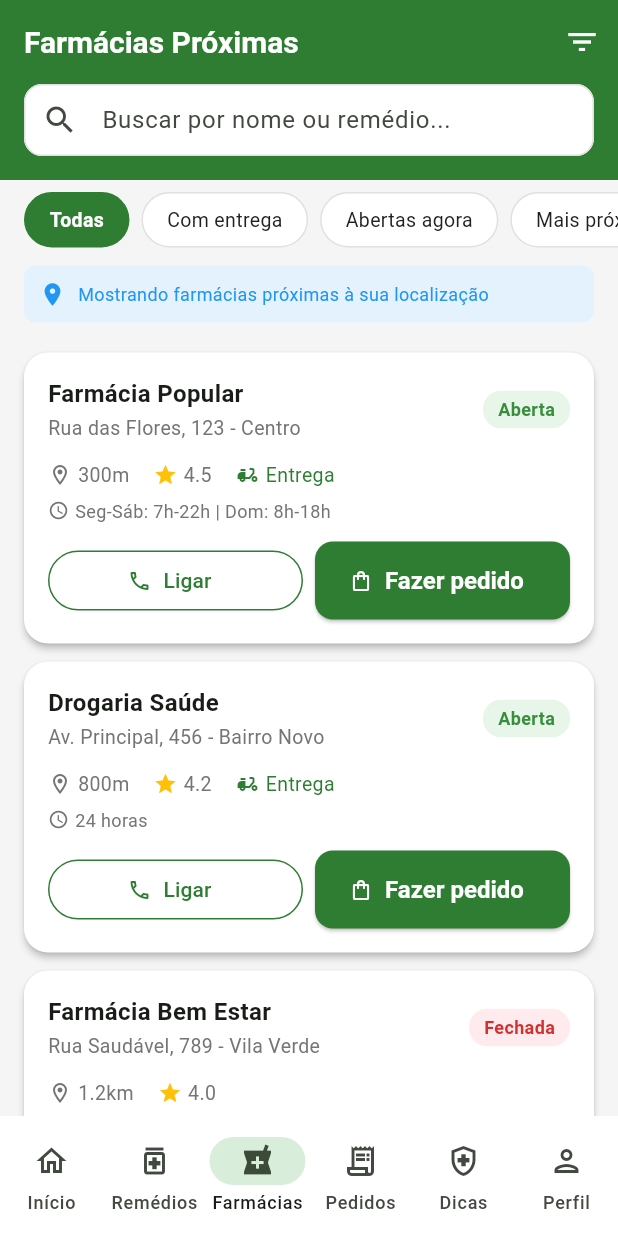
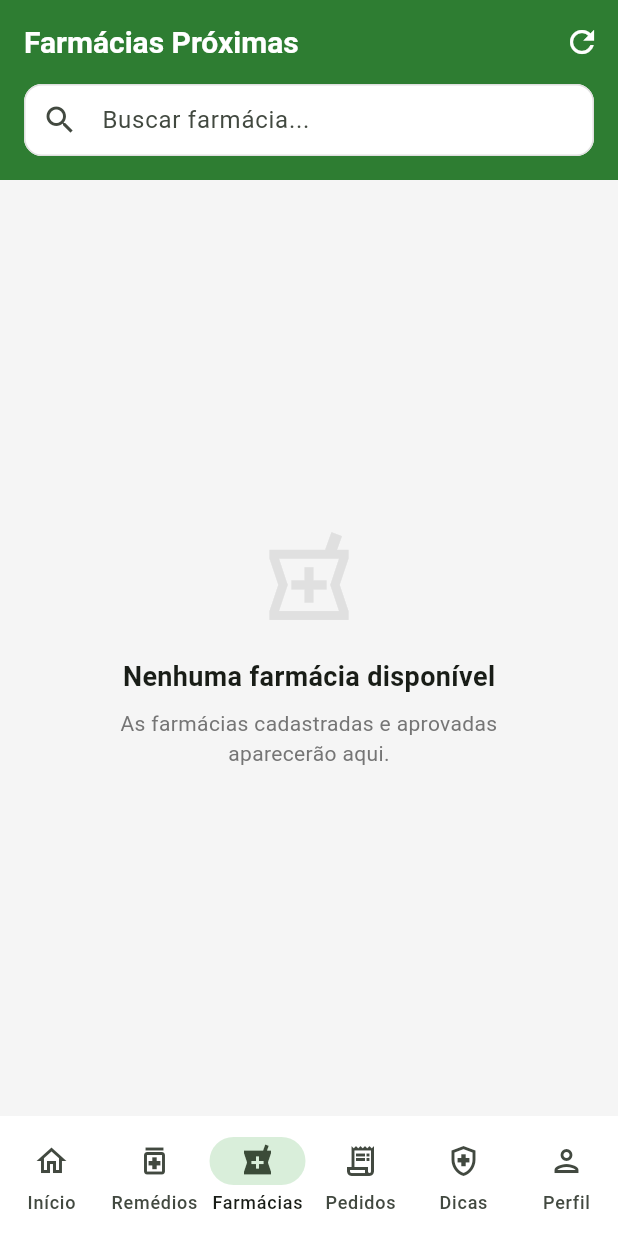
Before and after one commit to Sandro-TATTOO/farmacia-facil, a Flutter app: the PharmaciesScreen screen opened by its route, on a phone screen of 412 x 824 dp. Run offline on Flutter 3.47's test engine with Material 3 defaults, Android fonts, the phone set to English and light mode, and no system bars; our stand-ins replace cloud_firestore, firebase_auth, firebase_core, flutter_riverpod, go_router; accounts and stored records are empty.

Commit message:
Farmácias reais do Firestore na tela do usuario

```diff
--- /dev/null
+++ b/lib/providers/pharmacy_provider.dart
@@ -0,0 +1,55 @@
+import 'package:flutter/foundation.dart';
+import 'package:flutter_riverpod/flutter_riverpod.dart';
+import 'package:cloud_firestore/cloud_firestore.dart';
+import '../models/pharmacy_model.dart';
+
+class PharmacyNotifier extends Notifier<List<PharmacyModel>> {
+  final _firestore = FirebaseFirestore.instance;
+
+  @override
+  List<PharmacyModel> build() {
+    Future.microtask(loadPharmacies);
+    return [];
+  }
+
+  // Busca farmácias aprovadas e ativas do Firestore
+  Future<void> loadPharmacies() async {
+    try {
+      final snapshot = await _firestore
+          .collection('pharmacies')
+          .where('isApproved', isEqualTo: true)
+          .where('isActive',   isEqualTo: true)
+          .get();
+
+      state = snapshot.docs.map((doc) {
+        final data = doc.data();
+        return PharmacyModel(
+          id:           doc.id,
+          name:         data['name']         ?? '',
+          address:      '${data['address'] ?? ''}, ${data['city'] ?? ''} - ${data['state'] ?? ''}',
+          phone:        data['phone']         ?? '',
+          latitude:     0,
+          longitude:    0,
+          distanceKm:   0,
+          hasDelivery:  data['hasDelivery']   ?? false,
+          hasPickup:    true,
+          openingHours: data['openingHours']  ?? 'Consulte a farmácia',
+          isOpen:       true,
+          rating:       0,
+        );
+      }).toList();
+
+      _log('Farmácias carregadas: ${state.length}');
+    } catch (e) {
+      _log('Erro ao carregar farmácias: $e');
+    }
+  }
+
+  void _log(String msg) {
+    if (kDebugMode) debugPrint('[Pharmacies] $msg');
+  }
+}
+
+final pharmacyProvider = NotifierProvider<PharmacyNotifier, List<PharmacyModel>>(
+  PharmacyNotifier.new,
+);
--- a/lib/screens/user/pharmacies_screen.dart
+++ b/lib/screens/user/pharmacies_screen.dart
@@ -1,79 +1,24 @@
 import 'package:flutter/material.dart';
+import 'package:flutter_riverpod/flutter_riverpod.dart';
+import '../../providers/pharmacy_provider.dart';
 import '../../models/pharmacy_model.dart';
 import '../../app/theme.dart';
 
-class PharmaciesScreen extends StatelessWidget {
+class PharmaciesScreen extends ConsumerWidget {
   const PharmaciesScreen({super.key});
 
-  // Dados de exemplo enquanto não temos API real
-  static final List<PharmacyModel> _mockPharmacies = [
-    PharmacyModel(
-      id: '1',
-      name: 'Farmácia Popular',
-      address: 'Rua das Flores, 123 - Centro',
-      phone: '(11) 3333-1111',
-      latitude: -23.55,
-      longitude: -46.63,
-      distanceKm: 0.3,
-      hasDelivery: true,
-      hasPickup: true,
-      openingHours: 'Seg-Sáb: 7h-22h | Dom: 8h-18h',
-      isOpen: true,
-      rating: 4.5,
-    ),
-    PharmacyModel(
-      id: '2',
-      name: 'Drogaria Saúde',
-      address: 'Av. Principal, 456 - Bairro Novo',
-      phone: '(11) 3333-2222',
-      latitude: -23.56,
-      longitude: -46.64,
-      distanceKm: 0.8,
-      hasDelivery: true,
-      hasPickup: true,
-      openingHours: '24 horas',
-      isOpen: true,
-      rating: 4.2,
-    ),
-    PharmacyModel(
-      id: '3',
-      name: 'Farmácia Bem Estar',
-      address: 'Rua Saudável, 789 - Vila Verde',
-      phone: '(11) 3333-3333',
-      latitude: -23.57,
-      longitude: -46.65,
-      distanceKm: 1.2,
-      hasDelivery: false,
-      hasPickup: true,
-      openingHours: 'Seg-Sex: 8h-20h | Sáb: 8h-14h',
-      isOpen: false,
-      rating: 4.0,
-    ),
-    PharmacyModel(
-      id: '4',
-      name: 'Drogão Super',
-      address: 'Shopping Central, Loja 42',
-      phone: '(11) 3333-4444',
-      latitude: -23.54,
-      longitude: -46.62,
-      distanceKm: 1.8,
-      hasDelivery: true,
-      hasPickup: true,
-      openingHours: 'Todos os dias: 10h-22h',
-      isOpen: true,
-      rating: 4.7,
-    ),
-  ];
+  @override
+  Widget build(BuildContext context, WidgetRef ref) {
+    final pharmacies = ref.watch(pharmacyProvider);
 
-  @override
-  Widget build(BuildContext context) {
     return Scaffold(
       appBar: AppBar(
         title: const Text('Farmácias Próximas'),
         actions: [
           IconButton(
-            icon: const Icon(Icons.filter_list, color: Colors.white),
-            onPressed: () {},
+            icon: const Icon(Icons.refresh, color: Colors.white),
+            onPressed: () =>
+                ref.read(pharmacyProvider.notifier).loadPharmacies(),
           ),
         ],
       ),
@@ -85,7 +30,7 @@ class PharmaciesScreen extends StatelessWidget {
             padding: const EdgeInsets.fromLTRB(16, 0, 16, 16),
             child: TextField(
               decoration: InputDecoration(
-                hintText: 'Buscar por nome ou remédio...',
+                hintText: 'Buscar farmácia...',
                 prefixIcon: const Icon(Icons.search),
                 filled: true,
                 fillColor: Colors.white,
@@ -93,55 +38,26 @@ class PharmaciesScreen extends StatelessWidget {
                   borderRadius: BorderRadius.circular(12),
                   borderSide: BorderSide.none,
                 ),
-                contentPadding: const EdgeInsets.symmetric(horizontal: 16),
+                contentPadding:
+                    const EdgeInsets.symmetric(horizontal: 16),
               ),
-            ),
-          ),
-
-          // Filtros
-          SingleChildScrollView(
-            scrollDirection: Axis.horizontal,
-            padding: const EdgeInsets.symmetric(horizontal: 16, vertical: 8),
-            child: Row(
-              children: [
-                _FilterChip(label: 'Todas', selected: true, onTap: () {}),
-                _FilterChip(label: 'Com entrega', selected: false, onTap: () {}),
-                _FilterChip(label: 'Abertas agora', selected: false, onTap: () {}),
-                _FilterChip(label: 'Mais próximas', selected: false, onTap: () {}),
-              ],
-            ),
-          ),
-
-          // Aviso de localização
-          Container(
-            margin: const EdgeInsets.symmetric(horizontal: 16, vertical: 4),
-            padding: const EdgeInsets.all(10),
-            decoration: BoxDecoration(
-              color: Colors.blue.shade50,
-              borderRadius: BorderRadius.circular(8),
-            ),
-            child: const Row(
-              children: [
-                Icon(Icons.location_on, color: Colors.blue, size: 18),
-                SizedBox(width: 8),
-                Expanded(
-                  child: Text(
-                    'Mostrando farmácias próximas à sua localização',
-                    style: TextStyle(fontSize: 12, color: Colors.blue),
-                  ),
-                ),
-              ],
             ),
           ),
 
           // Lista de farmácias
           Expanded(
+            child: pharmacies.isEmpty
+                ? const _EmptyPharmacies()
+                : RefreshIndicator(
+                    onRefresh: () => ref
+                        .read(pharmacyProvider.notifier)
+                        .loadPharmacies(),
                     child: ListView.builder(
                       padding: const EdgeInsets.all(16),
-              itemCount: _mockPharmacies.length,
-              itemBuilder: (context, index) {
-                return _PharmacyCard(pharmacy: _mockPharmacies[index]);
-              },
+                      itemCount: pharmacies.length,
+                      itemBuilder: (context, index) =>
+                          _PharmacyCard(pharmacy: pharmacies[index]),
+                    ),
                   ),
           ),
         ],
@@ -150,49 +66,8 @@ class PharmaciesScreen extends StatelessWidget {
   }
 }
 
-class _FilterChip extends StatelessWidget {
-  final String label;
-  final bool selected;
-  final VoidCallback onTap;
-
-  const _FilterChip({
-    required this.label,
-    required this.selected,
-    required this.onTap,
-  });
-
-  @override
-  Widget build(BuildContext context) {
-    return Padding(
-      padding: const EdgeInsets.only(right: 8),
-      child: GestureDetector(
-        onTap: onTap,
-        child: Container(
-          padding: const EdgeInsets.symmetric(horizontal: 16, vertical: 8),
-          decoration: BoxDecoration(
-            color: selected ? AppTheme.primaryGreen : Colors.white,
-            borderRadius: BorderRadius.circular(20),
-            border: Border.all(
-              color: selected ? AppTheme.primaryGreen : Colors.grey.shade300,
-            ),
-          ),
-          child: Text(
-            label,
-            style: TextStyle(
-              color: selected ? Colors.white : AppTheme.textDark,
-              fontSize: 13,
-              fontWeight: selected ? FontWeight.w600 : FontWeight.normal,
-            ),
-          ),
-        ),
-      ),
-    );
-  }
-}
-
 class _PharmacyCard extends StatelessWidget {
   final PharmacyModel pharmacy;
-
   const _PharmacyCard({required this.pharmacy});
 
   @override
@@ -213,24 +88,20 @@ class _PharmacyCard extends StatelessWidget {
                       Text(
                         pharmacy.name,
                         style: const TextStyle(
-                          fontWeight: FontWeight.bold,
-                          fontSize: 16,
-                        ),
+                            fontWeight: FontWeight.bold, fontSize: 16),
                       ),
                       const SizedBox(height: 2),
                       Text(
                         pharmacy.address,
                         style: const TextStyle(
-                          color: AppTheme.textGrey,
-                          fontSize: 13,
-                        ),
+                            color: AppTheme.textGrey, fontSize: 13),
                       ),
                     ],
                   ),
                 ),
-                // Status aberta/fechada
                 Container(
-                  padding: const EdgeInsets.symmetric(horizontal: 10, vertical: 4),
+                  padding: const EdgeInsets.symmetric(
+                      horizontal: 10, vertical: 4),
                   decoration: BoxDecoration(
                     color: pharmacy.isOpen
                         ? Colors.green.shade50
@@ -250,57 +121,43 @@ class _PharmacyCard extends StatelessWidget {
                 ),
               ],
             ),
-            const SizedBox(height: 12),
+            const SizedBox(height: 10),
 
-            // Detalhes
             Row(
               children: [
-                const Icon(Icons.location_on_outlined,
-                    size: 16, color: AppTheme.textGrey),
-                const SizedBox(width: 4),
-                Text(
-                  pharmacy.formattedDistance,
-                  style: const TextStyle(
-                      color: AppTheme.textGrey, fontSize: 13),
-                ),
-                const SizedBox(width: 16),
-                const Icon(Icons.star, size: 16, color: Colors.amber),
-                const SizedBox(width: 4),
-                Text(
-                  pharmacy.rating.toStringAsFixed(1),
-                  style: const TextStyle(
-                      color: AppTheme.textGrey, fontSize: 13),
-                ),
-                const SizedBox(width: 16),
                 if (pharmacy.hasDelivery) ...[
                   const Icon(Icons.delivery_dining,
                       size: 16, color: AppTheme.primaryGreen),
                   const SizedBox(width: 4),
-                  const Text(
-                    'Entrega',
+                  const Text('Entrega',
                       style: TextStyle(
-                        color: AppTheme.primaryGreen, fontSize: 13),
-                  ),
+                          color: AppTheme.primaryGreen, fontSize: 13)),
+                  const SizedBox(width: 16),
                 ],
+                const Icon(Icons.phone_outlined,
+                    size: 16, color: AppTheme.textGrey),
+                const SizedBox(width: 4),
+                Text(pharmacy.phone,
+                    style: const TextStyle(
+                        color: AppTheme.textGrey, fontSize: 13)),
               ],
             ),
-            const SizedBox(height: 6),
 
+            if (pharmacy.openingHours.isNotEmpty) ...[
+              const SizedBox(height: 4),
               Row(
                 children: [
                   const Icon(Icons.access_time_outlined,
                       size: 14, color: AppTheme.textGrey),
                   const SizedBox(width: 4),
-                Text(
-                  pharmacy.openingHours,
+                  Text(pharmacy.openingHours,
                       style: const TextStyle(
-                      color: AppTheme.textGrey, fontSize: 12),
+                          color: AppTheme.textGrey, fontSize: 12)),
+                ],
               ),
             ],
-            ),
             const SizedBox(height: 12),
 
-            // Botões
             Row(
               children: [
                 Expanded(
@@ -310,15 +167,17 @@ class _PharmacyCard extends StatelessWidget {
                     label: const Text('Ligar'),
                     style: OutlinedButton.styleFrom(
                       foregroundColor: AppTheme.primaryGreen,
-                      side: const BorderSide(color: AppTheme.primaryGreen),
+                      side: const BorderSide(
+                          color: AppTheme.primaryGreen),
                     ),
                   ),
                 ),
                 const SizedBox(width: 8),
                 Expanded(
                   child: ElevatedButton.icon(
-                    onPressed: pharmacy.isOpen ? () {} : null,
-                    icon: const Icon(Icons.shopping_bag_outlined, size: 16),
+                    onPressed: () {},
+                    icon: const Icon(Icons.shopping_bag_outlined,
+                        size: 16),
                     label: const Text('Fazer pedido'),
                     style: ElevatedButton.styleFrom(
                       backgroundColor: AppTheme.primaryGreen,
@@ -334,3 +193,30 @@ class _PharmacyCard extends StatelessWidget {
     );
   }
 }
+
+class _EmptyPharmacies extends StatelessWidget {
+  const _EmptyPharmacies();
+
+  @override
+  Widget build(BuildContext context) {
+    return Center(
+      child: Column(
+        mainAxisAlignment: MainAxisAlignment.center,
+        children: [
+          Icon(Icons.local_pharmacy_outlined,
+              size: 70, color: Colors.grey.shade300),
+          const SizedBox(height: 16),
+          const Text('Nenhuma farmácia disponível',
+              style: TextStyle(
+                  fontSize: 18, fontWeight: FontWeight.bold)),
+          const SizedBox(height: 8),
+          const Text(
+            'As farmácias cadastradas e aprovadas\naparecerão aqui.',
+            textAlign: TextAlign.center,
+            style: TextStyle(color: AppTheme.textGrey),
+          ),
+        ],
+      ),
+    );
+  }
+}
```
Lines whose indentation alone changed are shown as unchanged.
